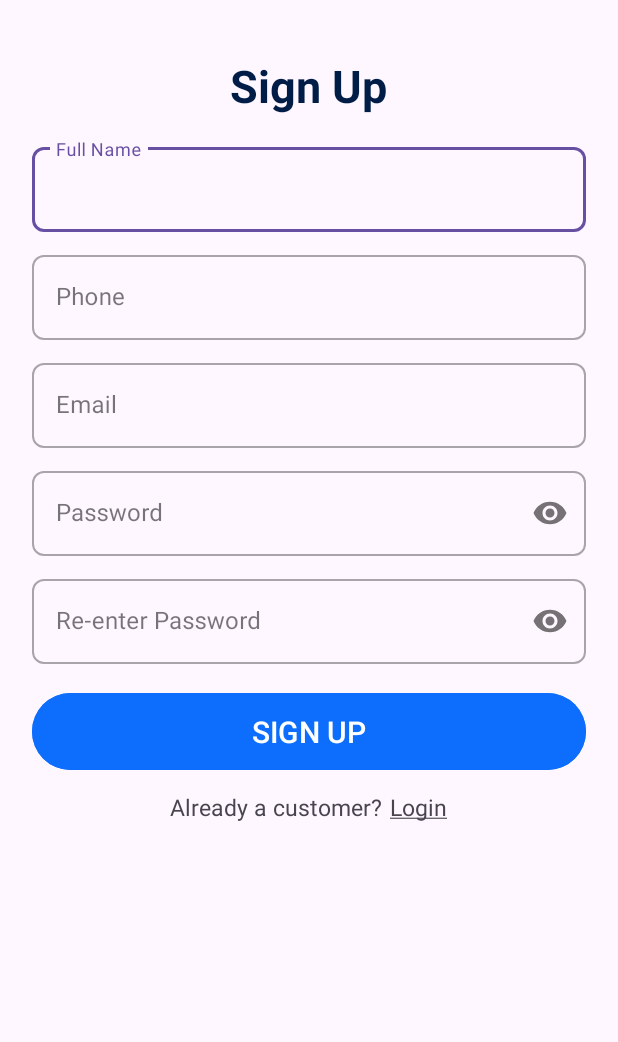
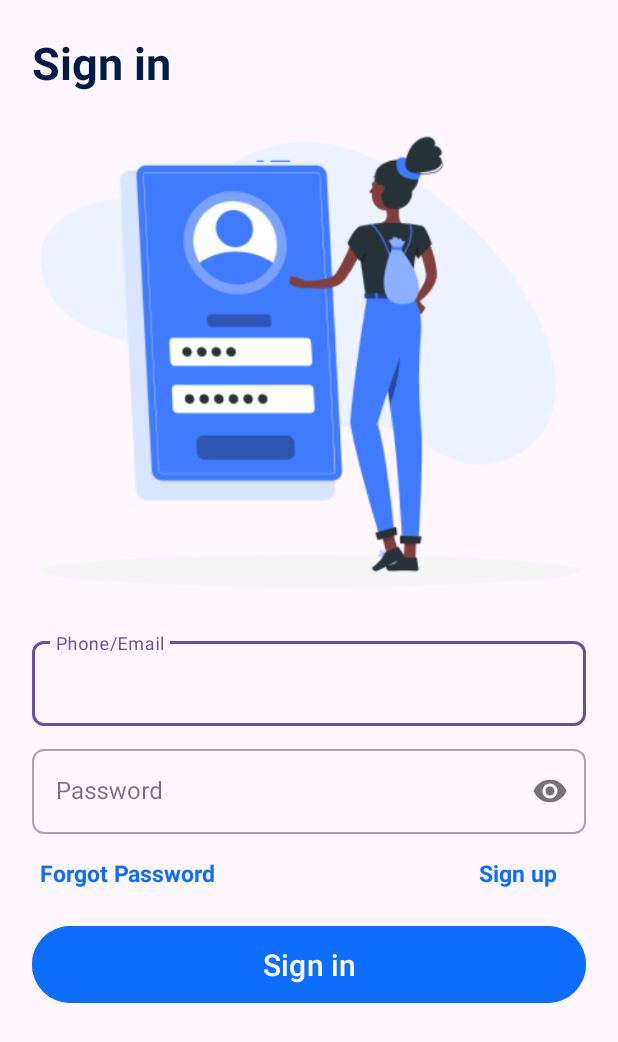
Before and after one commit to souravpaswan-trustt/TrusttKart, an Android app: the screen it shows after launch (AuthActivity), after a tap on "Sign in", on a phone screen of 412 x 824 dp. Shown: the top 1042 px of the screen. Run offline under Robolectric (Android 15) with nearby library versions, the phone set to English and light mode, and no system bars; our stand-ins replace data binding, navigation-ui.

Commit message:
HomeFragment to sign in and sign up connectivity

```diff
--- a/app/src/main/java/com/example/trusttkart/AuthActivity.kt
+++ b/app/src/main/java/com/example/trusttkart/AuthActivity.kt
@@ -1,8 +1,11 @@
 package com.example.trusttkart
 
 import android.os.Bundle
+import android.util.Log
 import androidx.appcompat.app.AppCompatActivity
 import androidx.databinding.DataBindingUtil
+import androidx.navigation.findNavController
+import androidx.navigation.fragment.NavHostFragment
 import com.example.trusttkart.databinding.ActivityAuthBinding
 
 class AuthActivity : AppCompatActivity() {
@@ -12,5 +15,21 @@ class AuthActivity : AppCompatActivity() {
     override fun onCreate(savedInstanceState: Bundle?) {
         super.onCreate(savedInstanceState)
         binding = DataBindingUtil.setContentView(this, R.layout.activity_auth)
+        try {
+            val fragmentName = intent.getStringExtra("fragmentName")
+            when (fragmentName) {
+                "SignInFragment" -> {
+                    Log.i("trial", "Hello")
+                    val navHostFragment = supportFragmentManager.findFragmentById(R.id.nav_host_fragment) as NavHostFragment
+                    val navController = navHostFragment.navController
+                    navController.navigate(R.id.signInFragment)
+                }
+                else -> {
+
+                }
+            }
+        } catch(e : Exception){
+            Log.i("IntentError", e.toString())
+        }
     }
 }
--- a/app/src/main/java/com/example/trusttkart/ui/home/HomeFragment.kt
+++ b/app/src/main/java/com/example/trusttkart/ui/home/HomeFragment.kt
@@ -1,5 +1,6 @@
 package com.example.trusttkart.ui.home
 
+import android.R.attr.fragment
 import android.content.Intent
 import android.os.Bundle
 import android.util.Log
@@ -31,21 +32,22 @@ class HomeFragment : Fragment() {
         binding.homeFragmentToSignIn.setOnClickListener {
             try {
                 val intent = Intent(requireContext(), AuthActivity::class.java)
+                intent.putExtra("fragmentName", "SignInFragment")
                 startActivity(intent)
             } catch(e: Exception){
-                Log.i("Sourav", e.toString())
+                Log.i("IntentError", e.toString())
             }
         }
 
         binding.homeFragmentToSignUp.setOnClickListener {
             try {
                 val intent = Intent(requireContext(), AuthActivity::class.java)
+                intent.putExtra("fragmentName", "SignUpFragment")
                 startActivity(intent)
             } catch(e: Exception){
                 Log.i("IntentError", e.toString())
             }
         }
-
         return binding.root
     }
 }
--- a/app/src/main/res/layout/fragment_home.xml
+++ b/app/src/main/res/layout/fragment_home.xml
@@ -19,7 +19,7 @@
         <LinearLayout
             android:layout_width="match_parent"
             android:layout_height="match_parent"
-            android:layout_margin="20dp"
+            android:layout_margin="25dp"
             android:orientation="vertical"
             app:layout_constraintBottom_toBottomOf="parent"
             app:layout_constraintEnd_toEndOf="parent"
--- a/app/src/main/res/layout/fragment_sign_in.xml
+++ b/app/src/main/res/layout/fragment_sign_in.xml
@@ -109,7 +109,7 @@
                 android:backgroundTint="#0D6EFD"
                 android:paddingHorizontal="8dp"
                 android:paddingVertical="12dp"
-                android:text="Login"
+                android:text="Sign in"
                 android:textSize="20sp" />
 
         </LinearLayout>
```
